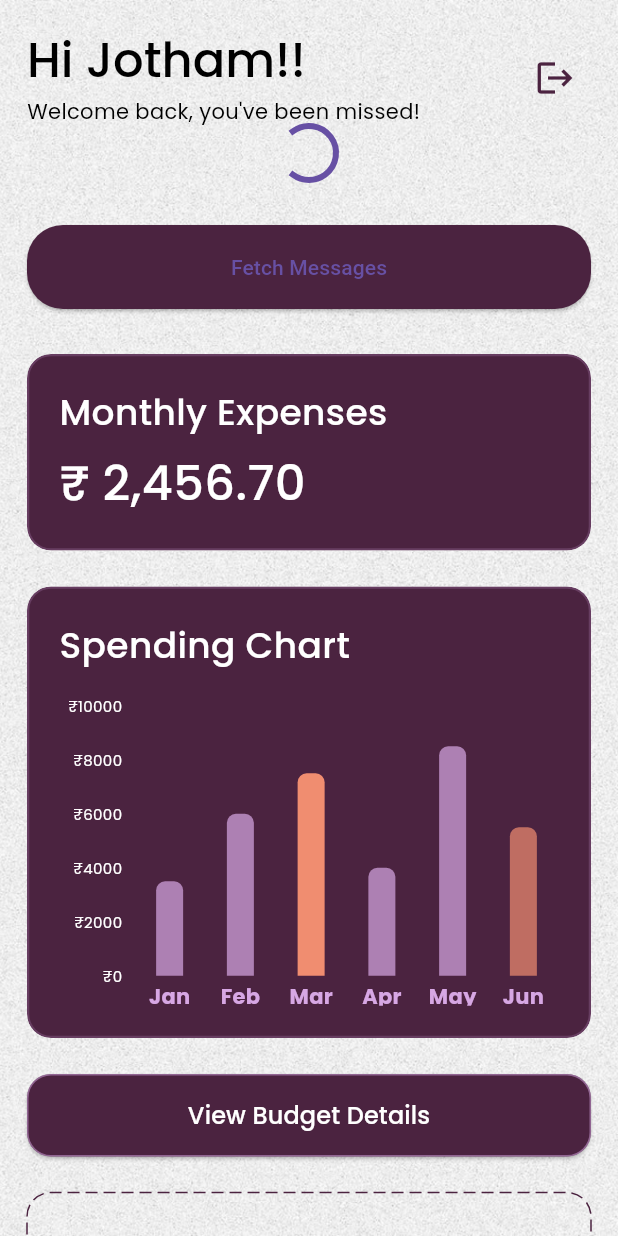
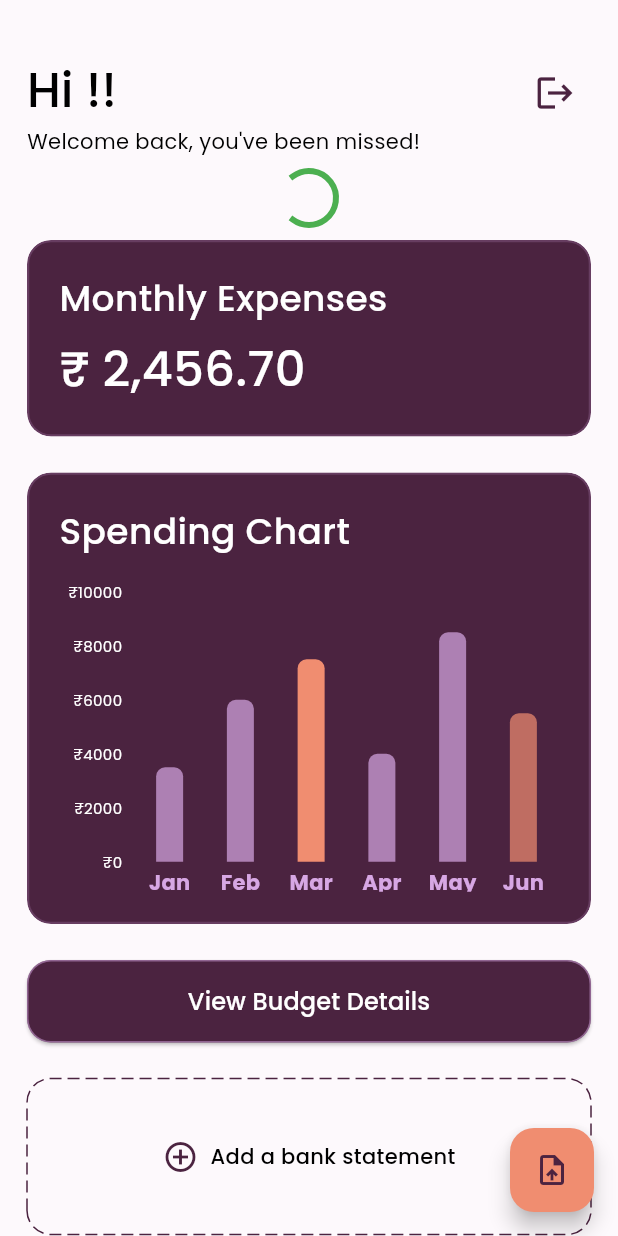
Before and after one commit to pugazhmukilan/AI-Expense-Tracker, a Flutter app: the _HomeContent screen opened directly, on a phone screen of 412 x 824 dp. Run offline on Flutter 3.47's test engine with Material 3 defaults, Android fonts, the light colour scheme and no system bars; drawn by our look-alikes of dotted_border, fl_chart; our stand-ins replace bloc, equatable, file_picker, flutter_bloc, shared_preferences; missing offline and left inert: another_telephony, dart:ffi; accounts and stored records are empty.

Commit message:
home page ui fix

```diff
--- a/lib/bloc/message_bloc.dart
+++ b/lib/bloc/message_bloc.dart
@@ -11,31 +11,19 @@
   MessageBloc() : super(MessageInitial()) {
     on<FetchMessage>((event, emit) async{
       // TODO: implement event handler
-      emit(MessageFetching());
-      print("getting the date from the shared preference ");
+      emit(MessageFetching(message:"Fecthing Messages"));
+
       if(LocalStorage.getString("lastdate") == "" || LocalStorage.getString("lastdate") == null){
-        print("insde the if statement");
-        await LocalStorage.setString("lastdate", DateTime.now().toString());
+          await LocalStorage.setString("lastdate", DateTime.now().toString());
       }
       DateTime lastDate = DateTime.parse(LocalStorage.getString("lastdate").toString());
 
-      lastDate = DateTime.parse("2025-09-24 00:00:00.000");
-       print("laste date is ==================================="+ lastDate.toString());
+
 
       List<Map<String,dynamic>> messages = await SmsService.fetchSms(lastDate);
       LocalStorage.setString("lastdate", DateTime.now().toString());
+       emit(MessageFetching(message:"Storing Messages"));
 
-      print("======================================");
-      for(var msg in messages){
-        print("body "+msg['body']);
-        print("address "+msg['address']);
-        print("date "+msg['date']);
-
-        print("transaction type "+msg['transaction_type']);
-        print("amount "+msg['amount']);
-
-      }
-      print("======================================");
 
 
 
--- a/lib/bloc/message_state.dart
+++ b/lib/bloc/message_state.dart
@@ -8,5 +8,8 @@
 }
 
 final class MessageInitial extends MessageState {}
-final class MessageFetching extends MessageState {}
+final class MessageFetching extends MessageState {
+  late String message;
+  MessageFetching({required this.message});
+}
 final class MessageFetched extends MessageState {}
--- a/lib/screens/Home/home_screen.dart
+++ b/lib/screens/Home/home_screen.dart
@@ -6,6 +6,7 @@
 import 'package:ai_expense/screens/login_or_sign_screen.dart' show LoginOrSignScreen;
 import 'package:ai_expense/screens/view_budget_screen.dart';
 import 'package:ai_expense/theme/app_theme.dart';
+import 'package:ai_expense/utils/local_storage.dart';
 import 'package:dotted_border/dotted_border.dart';
 import 'package:file_picker/file_picker.dart';
 import 'package:fl_chart/fl_chart.dart';
@@ -68,6 +69,7 @@
 
   @override
   Widget build(BuildContext context) {
+    String UserName = LocalStorage.getString('name') ?? "User";
     return Container(
       decoration: const BoxDecoration(
         image: DecorationImage(
@@ -75,8 +77,18 @@
           fit: BoxFit.cover,
         ),
       ),
-      child: SafeArea(
-        child: ListView(
+
+      child: Scaffold(
+        floatingActionButton: FloatingActionButton(
+          backgroundColor: AppColors.tertiary,
+          child: const Icon(Icons.upload_file,color: AppColors.primary,),
+          onPressed: () {
+            context.read<MessageBloc>().add(FetchMessage());
+          },
+
+
+        ),
+        body: ListView(
           padding: const EdgeInsets.symmetric(horizontal: 18, vertical: 20),
           children: [
             Row(
@@ -85,8 +97,9 @@
                 Column(
                   crossAxisAlignment: CrossAxisAlignment.start,
                   children: [
+                    const SizedBox(height: 20,),
                     Text(
-                      'Hi Jotham!!',
+                      'Hi ${UserName}!!',
                       style: Theme.of(
                         context,
                       ).textTheme.headlineLarge?.copyWith(
@@ -124,30 +137,29 @@
                 ),
               ],
             ),
+            const SizedBox(height: 10),
             BlocBuilder<MessageBloc,MessageState>(builder: (context, state) {
               if(state is MessageFetching){
-                return const Center(child: CircularProgressIndicator());
+                return const Center(child: CircularProgressIndicator(color: Colors.green,));
               } else if (state is MessageFetched) {
                 return Padding(
                   padding: const EdgeInsets.symmetric(vertical: 20.0),
-                  child: Text(
-                    "Message fetched successfully!",
-                    style: Theme.of(context).textTheme.bodyMedium?.copyWith(
-                      fontFamily: "Poppins",
-                      color: Colors.black,
-                      fontSize: 16,
+                  child: Center(
+                    child: Text(
+                      "Message fetched successfully!",
+                      style: Theme.of(context).textTheme.bodyMedium?.copyWith(
+                        fontFamily: "Poppins",
+                        color: Colors.green,
+                        fontSize: 16,
+                      ),
                     ),
                   ),
                 );
               }
               return const SizedBox();
             }),
-            const SizedBox(height: 30),
-            ElevatedButton(onPressed: (){
-              context.read<MessageBloc>().add(FetchMessage());
-            }, child: Text("Fetch Messages")),
+            const SizedBox(height: 10),
 
-            const SizedBox(height: 30),
 
             _buildGlassmorphismContainer(
               child: Column(
@@ -376,6 +388,8 @@
             const SizedBox(height: 24),
           ],
         ),
+
+
       ),
     );
   }
--- a/lib/utils/MessageFetcher.dart
+++ b/lib/utils/MessageFetcher.dart
@@ -56,7 +56,7 @@
 
       // Convert to JSON format
       List<Map<String, dynamic>> jsonData = messages.map((sms) {
-        final dateMatch = RegExp(r'(\d{4}-\d{2}-\d{2})').firstMatch(sms.body ?? '');
+        final dateMatch = RegExp(r'(\d{2}-\d{2}-\d{2})').firstMatch(sms.body ?? '');
         return {
           'address': sms.address ?? '',
           'subject': sms.subject ?? '',
@@ -69,6 +69,10 @@
         };
       }).toList();
 
+
+      if(jsonData.isEmpty){
+        return jsonData;
+      }
       int answer = await sendMessageToBackEnd(jsonData);
       print("asnwer is ${answer}");
       //Convert to JSON string
```
